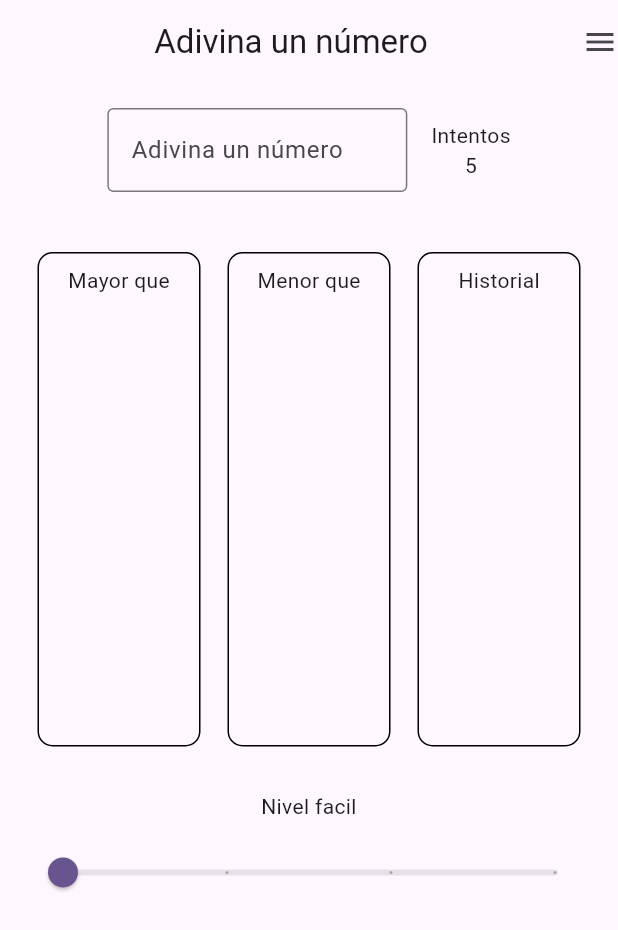
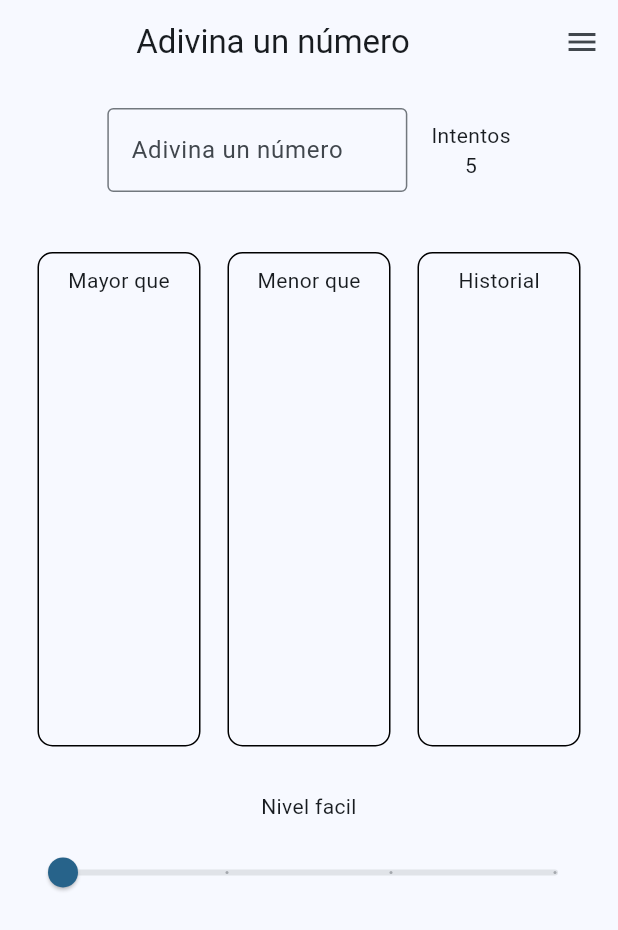
Before and after one commit to jean02dev/AdivinaElNumeroDesafio, a Flutter app: the screen it shows after launch, on a phone screen of 412 x 824 dp. Shown: the top 930 px of the screen. Run offline on Flutter 3.47's test engine with Material 3 defaults, Android fonts, the light colour scheme and no system bars; our stand-ins replace flutter_riverpod, riverpod_annotation; generated files the repository leaves out were written again.

Commit message:
Se modifico la arquitectura a una mas sencilla que se adapta al proyecto. Se agrego el manejo del tema oscuro en el icono del menu

```diff
--- a/lib/helpers/attempts_for_level.dart
+++ b/lib/config/helpers/attempts_for_level.dart
@@ -1,4 +1,4 @@
-import 'package:desafio_adivina_el_numero/entities/levels_enum.dart';
+import 'package:desafio_adivina_el_numero/domain/entities/levels_enum.dart';
 
 int attemptsForLevel(Level level) {
   switch (level) {
--- a/lib/helpers/generate_number.dart
+++ b/lib/config/helpers/generate_number.dart
@@ -1,5 +1,5 @@
 import 'dart:math';
-import 'package:desafio_adivina_el_numero/entities/levels_enum.dart';
+import 'package:desafio_adivina_el_numero/domain/entities/levels_enum.dart';
 
 int generateNumber(Level level) {
   switch (level) {
--- /dev/null
+++ b/lib/config/theme/app.theme.dart
@@ -0,0 +1,15 @@
+import 'package:flutter/material.dart';
+
+const seedColor = Colors.lightBlue;
+
+class AppTheme {
+  final bool isDarkMode;
+
+  AppTheme({required this.isDarkMode});
+
+  ThemeData getTheme() => ThemeData(
+      useMaterial3: true,
+      colorSchemeSeed: seedColor,
+      brightness: isDarkMode ? Brightness.dark : Brightness.light,
+      listTileTheme: const ListTileThemeData(iconColor: seedColor));
+}
--- a/lib/entities/game_entity.dart
+++ b/lib/domain/entities/game_entity.dart
@@ -1,4 +1,4 @@
-import 'package:desafio_adivina_el_numero/entities/levels_enum.dart';
+import 'package:desafio_adivina_el_numero/domain/entities/levels_enum.dart';
 
 class GameEntity {
   final Level level;
--- a/lib/main.dart
+++ b/lib/main.dart
@@ -1,3 +1,5 @@
+import 'package:desafio_adivina_el_numero/config/theme/app.theme.dart';
+import 'package:desafio_adivina_el_numero/presentation/providers/dark_mode_provider.dart';
 import 'package:desafio_adivina_el_numero/presentation/screens/home_screen.dart';
 import 'package:flutter/material.dart';
 import 'package:flutter_riverpod/flutter_riverpod.dart';
@@ -9,13 +11,12 @@ class MyApp extends ConsumerWidget {
 
   @override
   Widget build(BuildContext context, WidgetRef ref) {
+    final bool darkMode = ref.watch(darkModeProviderProvider);
+
     return MaterialApp(
       title: 'Adivina el numero',
       debugShowCheckedModeBanner: false,
-      theme: ThemeData(
-        colorScheme: ColorScheme.fromSeed(seedColor: Colors.deepPurple),
-        useMaterial3: true,
-      ),
+      theme: AppTheme(isDarkMode: darkMode).getTheme(),
       home: HomeScreen(),
     );
   }
--- /dev/null
+++ b/lib/presentation/providers/dark_mode_provider.dart
@@ -0,0 +1,13 @@
+import 'package:riverpod_annotation/riverpod_annotation.dart';
+
+part 'dark_mode_provider.g.dart';
+
+@Riverpod(keepAlive: true)
+class DarkModeProvider extends _$DarkModeProvider {
+  @override
+  bool build() => false;
+
+  void toggleDarkMode() {
+    state = !state;
+  }
+}
--- a/lib/presentation/screens/game_screen.dart
+++ b/lib/presentation/screens/game_screen.dart
@@ -1,6 +1,7 @@
-import 'package:desafio_adivina_el_numero/entities/game_entity.dart';
-import 'package:desafio_adivina_el_numero/entities/levels_enum.dart';
-import 'package:desafio_adivina_el_numero/providers/game_providers.dart';
+import 'package:desafio_adivina_el_numero/domain/entities/game_entity.dart';
+import 'package:desafio_adivina_el_numero/domain/entities/levels_enum.dart';
+import 'package:desafio_adivina_el_numero/presentation/providers/dark_mode_provider.dart';
+import 'package:desafio_adivina_el_numero/presentation/providers/game_providers.dart';
 import 'package:desafio_adivina_el_numero/presentation/widgets/colum_values.dart';
 import 'package:desafio_adivina_el_numero/presentation/widgets/slide_values.dart'; // Importa el widget correctamente
 import 'package:flutter/material.dart';
@@ -14,6 +15,8 @@ class GameScreen extends ConsumerWidget {
     final GameEntity gameProvider = ref.watch(gameProvidersProvider);
     final Level currentLevel = ref.watch(gameProvidersProvider).level;
     final List<Level> levels = Level.values;
+    TextEditingController();
+    final bool isDarkMode = ref.watch(darkModeProviderProvider);
     final TextEditingController numberController = TextEditingController();
 
     return Padding(
@@ -62,18 +65,21 @@ class GameScreen extends ConsumerWidget {
               children: [
                 ColumValues(
                   headerText: 'Mayor que',
+                  isDarkMode: isDarkMode,
                   bodyText: gameProvider.lowerNumbers
                       .map((number) => {'number': number, 'isCorrect': false})
                       .toList(),
                 ),
                 ColumValues(
                   headerText: 'Menor que',
+                  isDarkMode: isDarkMode,
                   bodyText: gameProvider.higherNumbers
                       .map((number) => {'number': number, 'isCorrect': false})
                       .toList(),
                 ),
                 ColumValues(
                   headerText: 'Historial',
+                  isDarkMode: isDarkMode,
                   bodyText: gameProvider.history,
                   isHistory: true,
                 ),
--- a/lib/presentation/screens/home_screen.dart
+++ b/lib/presentation/screens/home_screen.dart
@@ -1,15 +1,22 @@
+import 'package:desafio_adivina_el_numero/presentation/providers/dark_mode_provider.dart';
 import 'package:desafio_adivina_el_numero/presentation/screens/game_screen.dart';
 import 'package:flutter/material.dart';
+import 'package:flutter_riverpod/flutter_riverpod.dart';
 
-class HomeScreen extends StatelessWidget {
+class HomeScreen extends ConsumerWidget {
   const HomeScreen({super.key});
 
   @override
-  Widget build(BuildContext context) {
+  Widget build(BuildContext context, WidgetRef ref) {
     return Scaffold(
       appBar: AppBar(
         title: Center(child: Text('Adivina un número')),
-        actions: [Icon(Icons.menu)],
+        actions: [
+          IconButton(
+              onPressed: () =>
+                  ref.read(darkModeProviderProvider.notifier).toggleDarkMode(),
+              icon: Icon(Icons.menu))
+        ],
       ),
       body: GameScreen(),
     );
--- a/lib/presentation/widgets/colum_values.dart
+++ b/lib/presentation/widgets/colum_values.dart
@@ -4,12 +4,14 @@ class ColumValues extends StatefulWidget {
   final String headerText;
   final List<dynamic> bodyText;
   final bool? isHistory;
+  final bool isDarkMode;
 
   const ColumValues({
     super.key,
     required this.headerText,
     required this.bodyText,
     this.isHistory,
+    required this.isDarkMode,
   });
 
   @override
@@ -25,7 +27,9 @@ class _ColumValuesState extends State<ColumValues> {
         child: Container(
           height: MediaQuery.of(context).size.height * 0.4,
           decoration: BoxDecoration(
-            border: Border.all(color: Colors.black, width: 1),
+            border: Border.all(
+                color: widget.isDarkMode ? Colors.white : Colors.black,
+                width: 1),
             borderRadius: BorderRadius.circular(10),
           ),
           child: Column(
@@ -54,10 +58,11 @@ class _ColumValuesState extends State<ColumValues> {
                               number.toString(),
                               textAlign: TextAlign.center,
                               style: TextStyle(
-                                color: widget.isHistory == true
-                                    ? (isCorrect ? Colors.green : Colors.red)
-                                    : Colors.black,
-                              ),
+                                  color: widget.isHistory == true
+                                      ? (isCorrect ? Colors.green : Colors.red)
+                                      : (widget.isDarkMode
+                                          ? Colors.white
+                                          : Colors.black)),
                             ),
                           );
                         },
```
Also changed, not shown: lib/presentation/providers/game_providers.dart (renamed from lib/providers/game_providers.dart, +4 -4 lines), lib/domain/entities/levels_enum.dart (renamed from lib/entities/levels_enum.dart), lib/presentation/providers/dark_mode_provider.g.dart (added), lib/presentation/providers/game_providers.g.dart.
